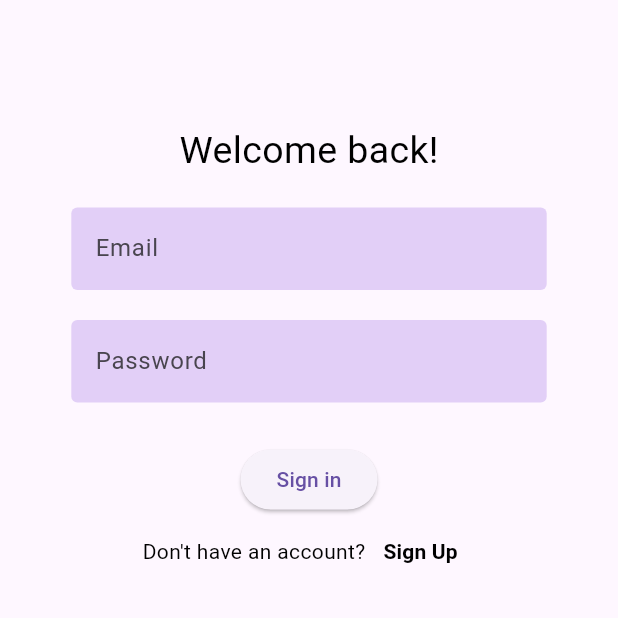
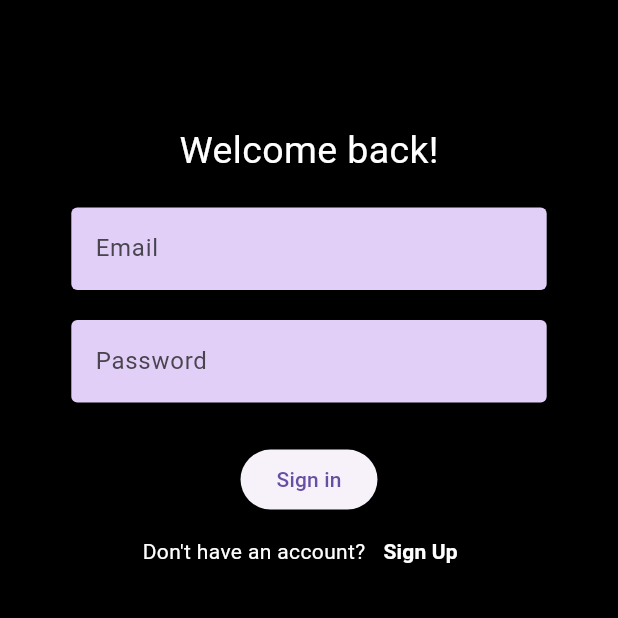
Before and after one commit to Kendra-ui/todo_firebase, a Flutter app: the screen it shows after launch, after a tap on "Sign In", on a phone screen of 412 x 824 dp, the top half of it. Run offline on Flutter 3.47's test engine with Material 3 defaults, Android fonts, the phone set to English and light mode, and no system bars; our stand-ins replace cloud_firestore, firebase_auth, firebase_core, flutter_secure_storage, shared_preferences; accounts and stored records are empty; network calls fail.

Commit message:
First commit

```diff
--- a/lib/Account/signin.dart
+++ b/lib/Account/signin.dart
@@ -61,6 +61,7 @@ class _SignInState extends State<SignIn> {
   @override
   Widget build(BuildContext context) {
     return Scaffold(
+      backgroundColor: Colors.black,
       body: Container(
         constraints: const BoxConstraints(),
         width: MediaQuery.of(context).size.width,
@@ -72,7 +73,7 @@ class _SignInState extends State<SignIn> {
               SizedBox(height: MediaQuery.of(context).size.height / 10),
               const Text(
                 "Welcome back!",
-                style: TextStyle(color: Colors.black, fontSize: 25),
+                style: TextStyle(color: Colors.white, fontSize: 25),
               ),
               Padding(
                 padding: const EdgeInsets.only(top: 20.0),
@@ -139,7 +140,7 @@ class _SignInState extends State<SignIn> {
                 children: [
                   const Text(
                     "Don't have an account?",
-                    style: TextStyle(color: Colors.black),
+                    style: TextStyle(color: Colors.white),
                   ),
                   TextButton(
                     onPressed: () {
@@ -152,7 +153,7 @@ class _SignInState extends State<SignIn> {
                     child: const Text(
                       "Sign Up",
                       style: TextStyle(
-                          color: Colors.black, fontWeight: FontWeight.bold),
+                          color: Colors.white, fontWeight: FontWeight.bold),
                     ),
                   ),
                 ],
--- a/lib/Account/signup.dart
+++ b/lib/Account/signup.dart
@@ -22,6 +22,7 @@ class _SignupState extends State<Signup> {
   @override
   Widget build(BuildContext context) {
     return Scaffold(
+      backgroundColor: Colors.black,
       body: SafeArea(
           child: SingleChildScrollView(
         child: Container(
@@ -33,7 +34,7 @@ class _SignupState extends State<Signup> {
               SizedBox(height: MediaQuery.of(context).size.height / 10),
               const Text(
                 "Create your account",
-                style: TextStyle(color: Colors.black, fontSize: 25),
+                style: TextStyle(color: Colors.white, fontSize: 25),
               ),
               Padding(
                   padding: const EdgeInsets.only(top: 20.0),
@@ -102,18 +103,22 @@ class _SignupState extends State<Signup> {
                 children: [
                   const Text(
                     "Already have an account?",
-                    style: TextStyle(color: Colors.black),
+                    style: TextStyle(color: Colors.white),
                   ),
                   TextButton(
-                      onPressed: () {
-                        Navigator.of(context).pushReplacement(MaterialPageRoute(
-                            builder: (BuildContext context) => const SignIn()));
-                      },
-                      child: const Text(
-                        "Sign In",
-                        style: TextStyle(
-                            color: Colors.black, fontWeight: FontWeight.bold),
-                      )),
+                    onPressed: () {
+                      Navigator.of(context).pushReplacement(
+                        MaterialPageRoute(
+                          builder: (BuildContext context) => const SignIn(),
+                        ),
+                      );
+                    },
+                    child: const Text(
+                      "Sign In",
+                      style: TextStyle(
+                          color: Colors.white, fontWeight: FontWeight.bold),
+                    ),
+                  ),
                 ],
               )
             ],
--- a/lib/Pages/addTask.dart
+++ b/lib/Pages/addTask.dart
@@ -36,6 +36,7 @@ class _AddtaskState extends State<Addtask> {
         'title': titleController.text.trim(),
         'description': _taskController.text.trim(),
         'userId': userId,
+        'createdAt': FieldValue.serverTimestamp(),
       }).then((_) {
         print('Task added successfully');
       }).catchError((error) {
```
Also changed, not shown: lib/Pages/homePage.dart (+7 -2 lines).
